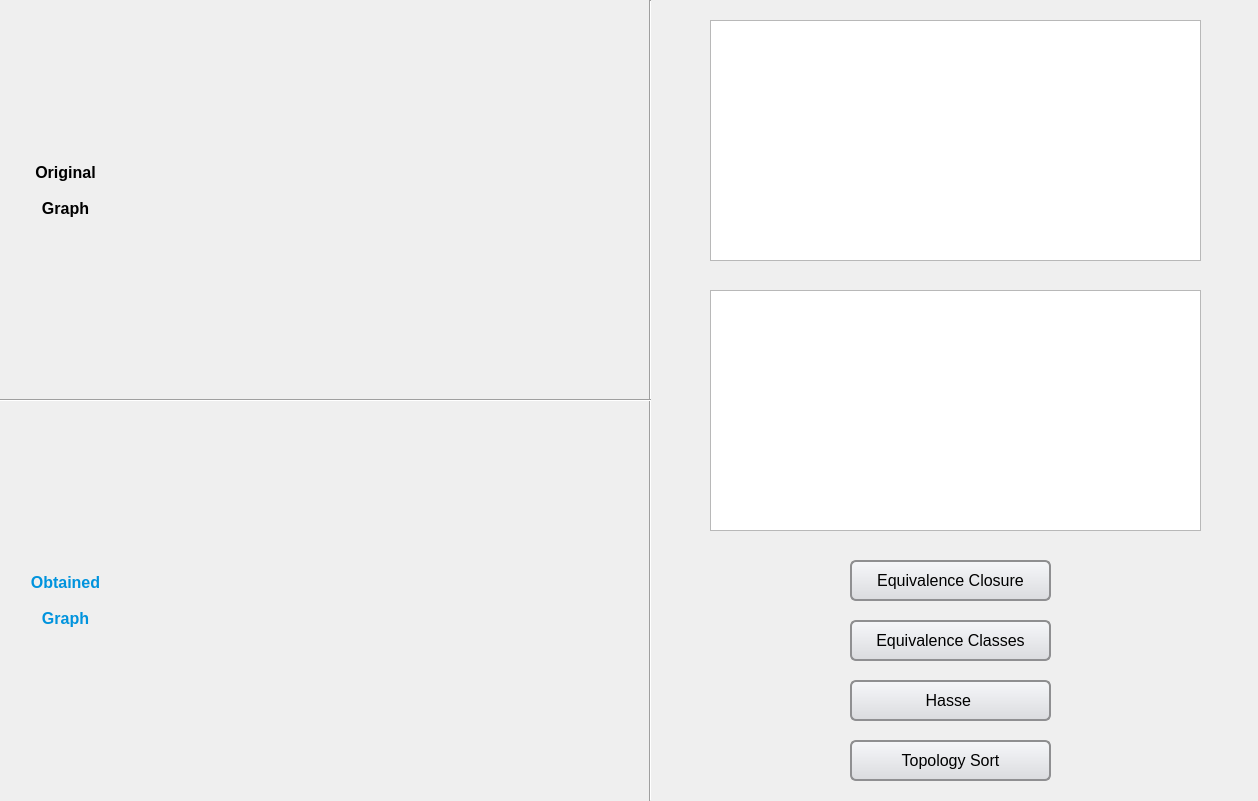
Old version of the form mainWindow.ui in the repository mingh24/Relation.
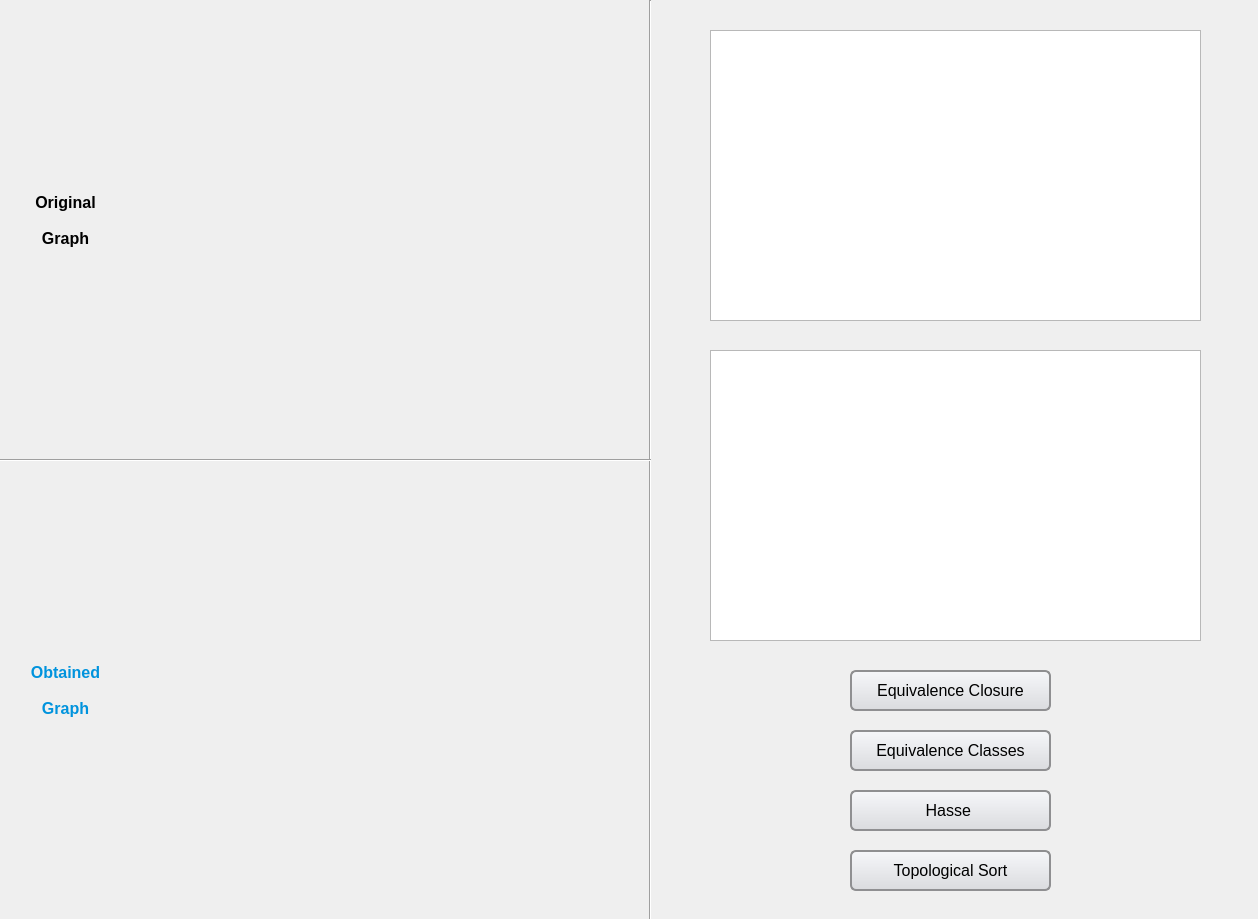
New version of the form.

The edit to the form file:
```diff
--- a/mainWindow.ui
+++ b/mainWindow.ui
@@ -7,7 +7,7 @@
     <x>0</x>
     <y>0</y>
     <width>1258</width>
-    <height>801</height>
+    <height>919</height>
    </rect>
   </property>
   <property name="windowTitle">
@@ -20,7 +20,7 @@
       <x>640</x>
       <y>0</y>
       <width>20</width>
-      <height>801</height>
+      <height>921</height>
      </rect>
     </property>
     <property name="orientation">
@@ -31,9 +31,9 @@
     <property name="geometry">
      <rect>
       <x>710</x>
-      <y>20</y>
+      <y>30</y>
       <width>491</width>
-      <height>241</height>
+      <height>291</height>
      </rect>
     </property>
     <property name="font">
@@ -50,7 +50,7 @@
     <property name="geometry">
      <rect>
       <x>850</x>
-      <y>560</y>
+      <y>670</y>
       <width>201</width>
       <height>41</height>
      </rect>
@@ -105,7 +105,7 @@
     <property name="geometry">
      <rect>
       <x>850</x>
-      <y>620</y>
+      <y>730</y>
       <width>201</width>
       <height>41</height>
      </rect>
@@ -151,7 +151,7 @@
     <property name="geometry">
      <rect>
       <x>850</x>
-      <y>680</y>
+      <y>790</y>
       <width>201</width>
       <height>41</height>
      </rect>
@@ -197,7 +197,7 @@
     <property name="geometry">
      <rect>
       <x>850</x>
-      <y>740</y>
+      <y>850</y>
       <width>201</width>
       <height>41</height>
      </rect>
@@ -236,16 +236,16 @@
 }</string>
     </property>
     <property name="text">
-     <string>Topology Sort</string>
+     <string>Topological Sort</string>
     </property>
    </widget>
    <widget class="QTextBrowser" name="newTextBrowser">
     <property name="geometry">
      <rect>
       <x>710</x>
-      <y>290</y>
+      <y>350</y>
       <width>491</width>
-      <height>241</height>
+      <height>291</height>
      </rect>
     </property>
     <property name="font">
@@ -259,7 +259,7 @@
     </property>
     <property name="styleSheet">
      <string notr="true">QTextBrowser{
-	color: #00aaff;
+	color: #5599FF;
 }</string>
     </property>
    </widget>
@@ -267,7 +267,7 @@
     <property name="geometry">
      <rect>
       <x>0</x>
-      <y>390</y>
+      <y>450</y>
       <width>651</width>
       <height>20</height>
      </rect>
@@ -280,7 +280,7 @@
     <property name="geometry">
      <rect>
       <x>0</x>
-      <y>130</y>
+      <y>160</y>
       <width>131</width>
       <height>121</height>
      </rect>
@@ -312,7 +312,7 @@
     <property name="geometry">
      <rect>
       <x>0</x>
-      <y>540</y>
+      <y>630</y>
       <width>131</width>
       <height>121</height>
      </rect>
```
Left out of the diff: 2 changed lines with no effect on the pictures.
